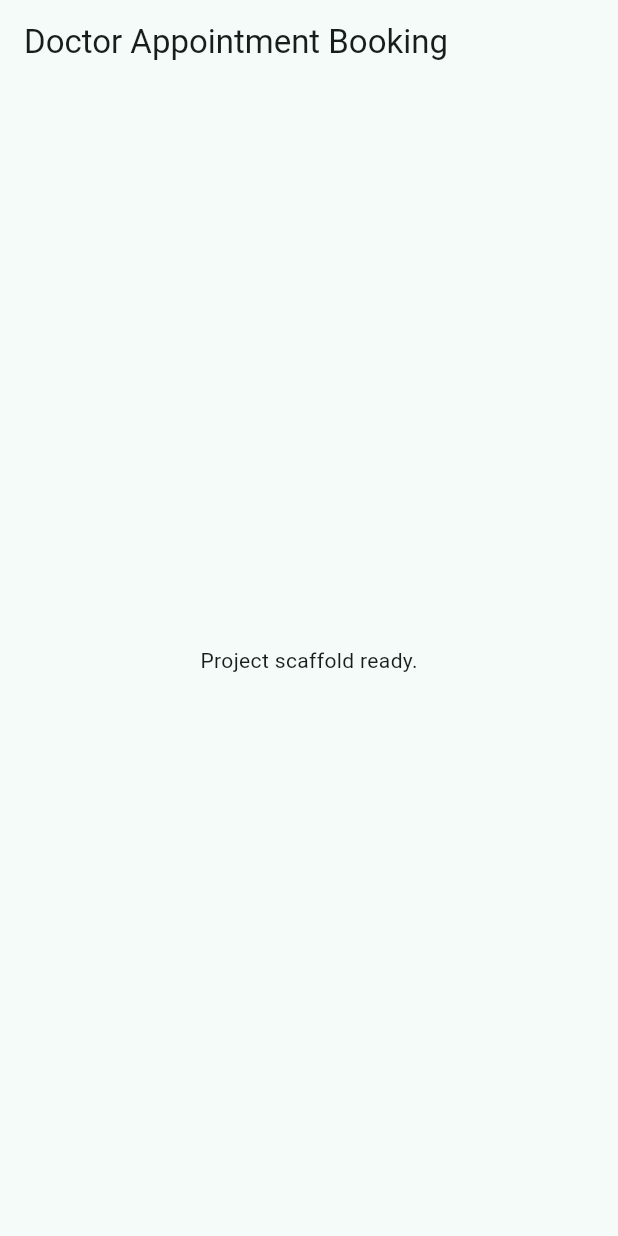
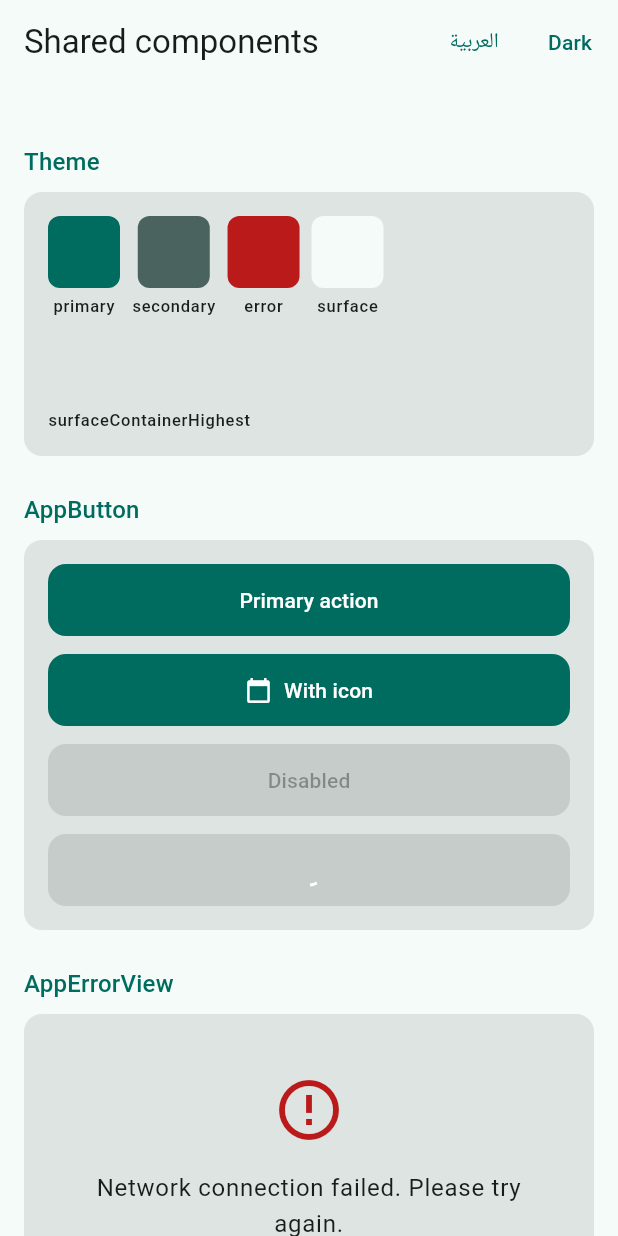
Before and after one commit to mostafasayed118/doctor_appointment_booking_app, a Flutter app: the screen it shows after launch, on a phone screen of 412 x 824 dp. Run offline on Flutter 3.47's test engine with Material 3 defaults, Android fonts, the phone set to English and light mode, and no system bars; our stand-ins replace cloud_firestore, equatable, firebase_auth, get_it; accounts and stored records are empty.

Commit message:
Add localization (EN + AR, RTL) with switchable locale and dev component gallery
Task 6: gen-l10n pipeline (l10n.yaml + ARB catalogs), LocaleService
ChangeNotifier driving MaterialApp's locale so Arabic renders RTL
automatically, localized AppErrorView retry label, and an app shell that
ships the component gallery as the dev home (hosting theme and language
toggles) until routing lands in Task 8.

Generated with Codebuff 🤖
Co-Authored-By: Codebuff <noreply@codebuff.com>

````diff
--- /dev/null
+++ b/lib/app.dart
@@ -0,0 +1,39 @@
+import 'package:flutter/material.dart';
+
+import 'dev/component_gallery.dart';
+import 'di/locator.dart';
+import 'l10n/app_localizations.dart';
+import 'shared/services/locale_service.dart';
+import 'shared/theme/app_theme.dart';
+
+/// Root widget of the app.
+///
+/// Owns the global chrome: theme (Task 5), localization (Task 6), and
+/// shortly the router (Task 8). It listens to [LocaleService] so switching
+/// the locale rebuilds `MaterialApp` with the new locale — Flutter then
+/// re-resolves localizations and Directionality (AR → RTL automatically).
+class DoctorAppointmentApp extends StatelessWidget {
+  const DoctorAppointmentApp({super.key});
+
+  @override
+  Widget build(BuildContext context) {
+    final localeService = sl<LocaleService>();
+    return ListenableBuilder(
+      listenable: localeService,
+      builder: (context, _) {
+        return MaterialApp(
+          onGenerateTitle: (context) => AppLocalizations.of(context).appTitle,
+          theme: AppTheme.light(),
+          darkTheme: AppTheme.dark(),
+          themeMode: ThemeMode.system,
+          locale: localeService.locale,
+          localizationsDelegates: AppLocalizations.localizationsDelegates,
+          supportedLocales: AppLocalizations.supportedLocales,
+          // Dev home until Task 8 wires the real router. The gallery also
+          // hosts the language toggle (Task 6 manual smoke).
+          home: const ComponentGallery(),
+        );
+      },
+    );
+  }
+}
--- /dev/null
+++ b/lib/dev/component_gallery.dart
@@ -0,0 +1,282 @@
+import 'package:flutter/material.dart';
+
+import '../core/error/app_error.dart';
+import '../di/locator.dart';
+import '../l10n/app_localizations.dart';
+import '../shared/components/app_button.dart';
+import '../shared/components/app_error_view.dart';
+import '../shared/components/app_text_field.dart';
+import '../shared/components/empty_state.dart';
+import '../shared/components/loading_view.dart';
+import '../shared/services/locale_service.dart';
+import '../shared/theme/app_theme.dart';
+
+/// Dev screen: renders every shared component in one place so the theme
+/// and components can be eyeballed (light + dark) — currently the app's
+/// home until routing lands in Task 8.
+///
+/// Deliberately does NOT wrap itself in its own MaterialApp: it must run
+/// inside the app shell so it inherits the shell's localization and
+/// Directionality. It overrides only the theme (via a nested [Theme]) so
+/// the dark/light toggle works locally.
+class ComponentGallery extends StatefulWidget {
+  const ComponentGallery({super.key});
+
+  @override
+  State<ComponentGallery> createState() => _ComponentGalleryState();
+}
+
+class _ComponentGalleryState extends State<ComponentGallery> {
+  var _dark = false;
+
+  @override
+  Widget build(BuildContext context) {
+    return Theme(
+      data: _dark ? AppTheme.dark() : AppTheme.light(),
+      child: Scaffold(
+        appBar: AppBar(
+          title: const Text('Shared components'),
+          actions: [
+            TextButton(
+              onPressed: sl<LocaleService>().toggle,
+              child: Text(AppLocalizations.of(context).switchLanguage),
+            ),
+            TextButton(
+              onPressed: () => setState(() => _dark = !_dark),
+              child: Text(_dark ? 'Light' : 'Dark'),
+            ),
+          ],
+        ),
+        body: ListView(
+          padding: const EdgeInsets.all(16),
+          children: const [
+            _SectionTitle('Theme'),
+            _ThemeCard(),
+            _SectionTitle('AppButton'),
+            _ButtonCard(),
+            _SectionTitle('AppErrorView'),
+            _ErrorCard(),
+            _SectionTitle('EmptyState'),
+            _EmptyCard(),
+            _SectionTitle('LoadingView'),
+            _LoadingCard(),
+            _SectionTitle('AppTextField'),
+            _TextFieldCard(),
+            SizedBox(height: 24),
+          ],
+        ),
+      ),
+    );
+  }
+}
+
+class _SectionTitle extends StatelessWidget {
+  const _SectionTitle(this.title);
+
+  final String title;
+
+  @override
+  Widget build(BuildContext context) {
+    return Padding(
+      padding: const EdgeInsets.only(top: 24, bottom: 8),
+      child: Text(
+        title,
+        style: Theme.of(context).textTheme.titleMedium?.copyWith(
+              color: Theme.of(context).colorScheme.primary,
+            ),
+      ),
+    );
+  }
+}
+
+/// One widget per component, each wrapped in its own Material so
+/// Theme.of(context) resolves against the app theme.
+class _Card extends StatelessWidget {
+  const _Card({required this.child});
+
+  final Widget child;
+
+  @override
+  Widget build(BuildContext context) {
+    return Material(
+      borderRadius: BorderRadius.circular(12),
+      color: Theme.of(context).colorScheme.surfaceContainerHighest,
+      child: Padding(padding: const EdgeInsets.all(16), child: child),
+    );
+  }
+}
+
+class _ThemeCard extends StatelessWidget {
+  const _ThemeCard();
+
+  @override
+  Widget build(BuildContext context) {
+    final scheme = Theme.of(context).colorScheme;
+    return _Card(
+      child: Wrap(
+        spacing: 8,
+        runSpacing: 8,
+        children: [
+          _Swatch(label: 'primary', color: scheme.primary),
+          _Swatch(label: 'secondary', color: scheme.secondary),
+          _Swatch(label: 'error', color: scheme.error),
+          _Swatch(label: 'surface', color: scheme.surface),
+          _Swatch(label: 'surfaceContainerHighest', color: scheme.surfaceContainerHighest),
+        ],
+      ),
+    );
+  }
+}
+
+class _Swatch extends StatelessWidget {
+  const _Swatch({required this.label, required this.color});
+
+  final String label;
+  final Color color;
+
+  @override
+  Widget build(BuildContext context) {
+    return Column(
+      mainAxisSize: MainAxisSize.min,
+      children: [
+        Container(
+          width: 48,
+          height: 48,
+          decoration: BoxDecoration(color: color, borderRadius: BorderRadius.circular(8)),
+        ),
+        const SizedBox(height: 4),
+        Text(label, style: Theme.of(context).textTheme.labelSmall),
+      ],
+    );
+  }
+}
+
+class _ButtonCard extends StatelessWidget {
+  const _ButtonCard();
+
+  @override
+  Widget build(BuildContext context) {
+    return _Card(
+      child: Column(
+        crossAxisAlignment: CrossAxisAlignment.stretch,
+        children: [
+          const AppButton(label: 'Primary action', onPressed: _noop),
+          const SizedBox(height: 12),
+          const AppButton(label: 'With icon', onPressed: _noop, icon: Icons.calendar_today),
+          const SizedBox(height: 12),
+          const AppButton(label: 'Disabled', onPressed: null),
+          const SizedBox(height: 12),
+          const AppButton(label: 'Submitting…', onPressed: _noop, loading: true),
+        ],
+      ),
+    );
+  }
+}
+
+class _ErrorCard extends StatelessWidget {
+  const _ErrorCard();
+
+  @override
+  Widget build(BuildContext context) {
+    return _Card(
+      child: Column(
+        children: [
+          AppErrorView(
+            onRetry: () => ScaffoldMessenger.of(context).showSnackBar(
+              const SnackBar(content: Text('Retry tapped')),
+            ),
+            error: const NetworkError(message: 'Network connection failed. Please try again.'),
+          ),
+          const Divider(height: 32),
+          const AppErrorView(error: NetworkError(message: 'Network connection failed.')),
+        ],
+      ),
+    );
+  }
+}
+
+class _EmptyCard extends StatelessWidget {
+  const _EmptyCard();
+
+  @override
+  Widget build(BuildContext context) {
+    return _Card(
+      child: Column(
+        children: const [
+          EmptyState(
+            icon: Icons.event_busy,
+            title: 'No appointments yet',
+            subtitle: 'Book your first visit to get started.',
+          ),
+          Divider(height: 32),
+          EmptyState(icon: Icons.search_off, title: 'No doctors match'),
+        ],
+      ),
+    );
+  }
+}
+
+class _LoadingCard extends StatelessWidget {
+  const _LoadingCard();
+
+  @override
+  Widget build(BuildContext context) {
+    return _Card(
+      child: Column(
+        children: const [
+          LoadingView(label: 'Loading doctors…'),
+          Divider(height: 32),
+          LoadingView(),
+        ],
+      ),
+    );
+  }
+}
+
+class _TextFieldCard extends StatefulWidget {
+  const _TextFieldCard();
+
+  @override
+  State<_TextFieldCard> createState() => _TextFieldCardState();
+}
+
+class _TextFieldCardState extends State<_TextFieldCard> {
+  final _email = TextEditingController(text: 'patient@example.com');
+  final _password = TextEditingController();
+  final _search = TextEditingController();
+
+  @override
+  void dispose() {
+    _email.dispose();
+    _password.dispose();
+    _search.dispose();
+    super.dispose();
+  }
+
+  @override
+  Widget build(BuildContext context) {
+    return _Card(
+      child: Column(
+        children: [
+          AppTextField(controller: _email, label: 'Email', hint: 'you@example.com'),
+          const SizedBox(height: 16),
+          AppTextField(
+            controller: _password,
+            label: 'Password',
+            obscureText: true,
+            errorText: 'Password must be at least 8 characters',
+          ),
+          const SizedBox(height: 16),
+          AppTextField(
+            controller: _search,
+            label: 'Search',
+            hint: 'Search by name or specialty',
+            onSubmitted: (_) {},
+          ),
+        ],
+      ),
+    );
+  }
+}
+
+void _noop() {}
--- a/lib/di/locator.dart
+++ b/lib/di/locator.dart
@@ -1,4 +1,6 @@
 import 'package:get_it/get_it.dart';
+
+import '../shared/services/locale_service.dart';
 
 /// Global service locator.
 ///
@@ -27,6 +29,7 @@ void setupLocator() {
   sl.registerLazySingleton<PlaceholderService>(
     () => const PlaceholderService(),
   );
+  sl.registerLazySingleton<LocaleService>(() => LocaleService());
 }
 
 /// Tears down the container. Used by tests so registrations don't leak
--- /dev/null
+++ b/lib/l10n/app_localizations.dart
@@ -0,0 +1,152 @@
+import 'dart:async';
+
+import 'package:flutter/foundation.dart';
+import 'package:flutter/widgets.dart';
+import 'package:flutter_localizations/flutter_localizations.dart';
+import 'package:intl/intl.dart' as intl;
+
+import 'app_localizations_ar.dart';
+import 'app_localizations_en.dart';
+
+// ignore_for_file: type=lint
+
+/// Callers can lookup localized strings with an instance of AppLocalizations
+/// returned by `AppLocalizations.of(context)`.
+///
+/// Applications need to include `AppLocalizations.delegate()` in their app's
+/// `localizationDelegates` list, and the locales they support in the app's
+/// `supportedLocales` list. For example:
+///
+/// ```dart
+/// import 'l10n/app_localizations.dart';
+///
+/// return MaterialApp(
+///   localizationsDelegates: AppLocalizations.localizationsDelegates,
+///   supportedLocales: AppLocalizations.supportedLocales,
+///   home: MyApplicationHome(),
+/// );
+/// ```
+///
+/// ## Update pubspec.yaml
+///
+/// Please make sure to update your pubspec.yaml to include the following
+/// packages:
+///
+/// ```yaml
+/// dependencies:
+///   # Internationalization support.
+///   flutter_localizations:
+///     sdk: flutter
+///   intl: any # Use the pinned version from flutter_localizations
+///
+///   # Rest of dependencies
+/// ```
+///
+/// ## iOS Applications
+///
+/// iOS applications define key application metadata, including supported
+/// locales, in an Info.plist file that is built into the application bundle.
+/// To configure the locales supported by your app, you’ll need to edit this
+/// file.
+///
+/// First, open your project’s ios/Runner.xcworkspace Xcode workspace file.
+/// Then, in the Project Navigator, open the Info.plist file under the Runner
+/// project’s Runner folder.
+///
+/// Next, select the Information Property List item, select Add Item from the
+/// Editor menu, then select Localizations from the pop-up menu.
+///
+/// Select and expand the newly-created Localizations item then, for each
+/// locale your application supports, add a new item and select the locale
+/// you wish to add from the pop-up menu in the Value field. This list should
+/// be consistent with the languages listed in the AppLocalizations.supportedLocales
+/// property.
+abstract class AppLocalizations {
+  AppLocalizations(String locale)
+    : localeName = intl.Intl.canonicalizedLocale(locale.toString());
+
+  final String localeName;
+
+  static AppLocalizations of(BuildContext context) {
+    return Localizations.of<AppLocalizations>(context, AppLocalizations)!;
+  }
+
+  static const LocalizationsDelegate<AppLocalizations> delegate =
+      _AppLocalizationsDelegate();
+
+  /// A list of this localizations delegate along with the default localizations
+  /// delegates.
+  ///
+  /// Returns a list of localizations delegates containing this delegate along with
+  /// GlobalMaterialLocalizations.delegate, GlobalCupertinoLocalizations.delegate,
+  /// and GlobalWidgetsLocalizations.delegate.
+  ///
+  /// Additional delegates can be added by appending to this list in
+  /// MaterialApp. This list does not have to be used at all if a custom list
+  /// of delegates is preferred or required.
+  static const List<LocalizationsDelegate<dynamic>> localizationsDelegates =
+      <LocalizationsDelegate<dynamic>>[
+        delegate,
+        GlobalMaterialLocalizations.delegate,
+        GlobalCupertinoLocalizations.delegate,
+        GlobalWidgetsLocalizations.delegate,
+      ];
+
+  /// A list of this localizations delegate's supported locales.
+  static const List<Locale> supportedLocales = <Locale>[
+    Locale('ar'),
+    Locale('en'),
+  ];
+
+  /// App name shown in the app bar and window title
+  ///
+  /// In en, this message translates to:
+  /// **'Doctor Appointment Booking'**
+  String get appTitle;
+
+  /// Label of the retry button shown in error views
+  ///
+  /// In en, this message translates to:
+  /// **'Retry'**
+  String get retry;
+
+  /// Label of the language toggle button. Deliberately shows the TARGET language's name in its own script, so the value differs per locale (EN shows Arabic, AR shows English)
+  ///
+  /// In en, this message translates to:
+  /// **'العربية'**
+  String get switchLanguage;
+}
+
+class _AppLocalizationsDelegate
+    extends LocalizationsDelegate<AppLocalizations> {
+  const _AppLocalizationsDelegate();
+
+  @override
+  Future<AppLocalizations> load(Locale locale) {
+    return SynchronousFuture<AppLocalizations>(lookupAppLocalizations(locale));
+  }
+
+  @override
+  bool isSupported(Locale locale) =>
+      <String>['ar', 'en'].contains(locale.languageCode);
+
+  @override
+  bool shouldReload(_AppLocalizationsDelegate old) => false;
+}
+
+AppLocalizations lookupAppLocalizations(Locale locale) {
+  // Lookup logic when only language code is specified.
+  switch (locale.languageCode) {
+    case 'ar':
+      return AppLocalizationsAr();
+    case 'en':
+      return AppLocalizationsEn();
+  }
+
+  throw FlutterError(
+    'AppLocalizations.delegate failed to load unsupported locale "$locale". This is likely '
+    'an issue with the localizations generation tool. Please file an issue '
+    'on GitHub with a reproducible sample app and the gen-l10n configuration '
+    'that was used.',
+  );
+}
--- a/lib/main.dart
+++ b/lib/main.dart
@@ -1,7 +1,7 @@
 import 'package:flutter/material.dart';
 
+import 'app.dart';
 import 'di/locator.dart';
-import 'shared/theme/app_theme.dart';
 
 void main() {
   // Wire up the service locator before the widget tree is built, so any
@@ -9,41 +9,3 @@ void main() {
   setupLocator();
   runApp(const DoctorAppointmentApp());
 }
-
-/// Temporary root widget for the project scaffold.
-///
-/// Uses the shared [AppTheme] (Task 5). Replaced in Task 6 (localization)
-/// and Task 8 (routing) with the real app shell: MaterialApp.router and
-/// locale delegates.
-class DoctorAppointmentApp extends StatelessWidget {
-  const DoctorAppointmentApp({super.key});
-
-  @override
-  Widget build(BuildContext context) {
-    return MaterialApp(
-      title: 'Doctor Appointment Booking',
-      theme: AppTheme.light(),
-      darkTheme: AppTheme.dark(),
-      themeMode: ThemeMode.system,
-      home: const PlaceholderHomePage(),
-    );
-  }
-}
-
-/// Minimal placeholder screen so the app builds and runs.
-///
-/// Replaced by the real feature pages (doctors list, auth, etc.) in later
-/// tasks. Kept stateless and trivial on purpose — no business logic here.
-class PlaceholderHomePage extends StatelessWidget {
-  const PlaceholderHomePage({super.key});
-
-  @override
-  Widget build(BuildContext context) {
-    return Scaffold(
-      appBar: AppBar(title: const Text('Doctor Appointment Booking')),
-      body: const Center(
-        child: Text('Project scaffold ready.'),
-      ),
-    );
-  }
-}
--- a/lib/shared/components/app_error_view.dart
+++ b/lib/shared/components/app_error_view.dart
@@ -1,6 +1,7 @@
 import 'package:flutter/material.dart';
 
 import '../../core/error/app_error.dart';
+import '../../l10n/app_localizations.dart';
 
 /// Full-area error state shown by every screen's Error state.
 ///
@@ -46,7 +47,7 @@ class AppErrorView extends StatelessWidget {
               FilledButton.icon(
                 onPressed: onRetry,
                 icon: const Icon(Icons.refresh),
-                label: const Text('Retry'),
+                label: Text(AppLocalizations.of(context).retry),
               ),
             ],
           ],
--- /dev/null
+++ b/lib/shared/services/locale_service.dart
@@ -0,0 +1,46 @@
+import 'package:flutter/widgets.dart';
+
+import '../../l10n/app_localizations.dart';
+
+/// Holds the app's current [Locale] and notifies listeners on change.
+///
+/// Deliberately a [ChangeNotifier], not a Cubit: this is app-wide
+/// cross-cutting config (like theme mode), not per-screen state. The app
+/// shell listens via `ListenableBuilder` and rebuilds `MaterialApp` with the
+/// new locale, which makes Flutter re-resolve localizations AND
+/// Directionality (`ar` is RTL automatically — no layout code needed).
+///
+/// Locale choice is intentionally NOT persisted (no shared_preferences in
+/// the stack). Default is English so widget tests are deterministic.
+class LocaleService extends ChangeNotifier {
+  LocaleService({Locale? initialLocale})
+      : _locale = initialLocale ?? const Locale('en');
+
+  Locale _locale;
+
+  /// The currently active locale.
+  Locale get locale => _locale;
+
+  /// Source of truth for which locales exist — derived from the ARB
+  /// catalogs via the generated [AppLocalizations.supportedLocales], so
+  /// adding a locale in l10n/ automatically enables it here.
+  static bool isSupported(Locale locale) =>
+      AppLocalizations.supportedLocales.any(
+        (supported) => supported.languageCode == locale.languageCode,
+      );
+
+  /// Switches the locale. Unsupported locales are silently rejected so a
+  /// bad input can never leave the app in an untranslated state.
+  void setLocale(Locale locale) {
+    if (!isSupported(locale) || locale == _locale) return;
+    _locale = locale;
+    notifyListeners();
+  }
+
+  /// Convenience switch between the two supported locales.
+  void toggle() {
+    setLocale(
+      _locale.languageCode == 'en' ? const Locale('ar') : const Locale('en'),
+    );
+  }
+}
--- a/pubspec.yaml
+++ b/pubspec.yaml
@@ -66,6 +66,9 @@ dev_dependencies:
 
 # The following section is specific to Flutter packages.
 flutter:
+  # Generate type-safe AppLocalizations classes from lib/l10n/*.arb on
+  # `flutter pub get` / `flutter gen-l10n`. See l10n.yaml for the wiring.
+  generate: true
 
   # The following line ensures that the Material Icons font is
   # included with your application, so that you can use the icons in
````
Also changed, not shown: l10n.yaml (added, +14 -0 lines), lib/l10n/app_ar.arb (added, +9 -0 lines), lib/l10n/app_en.arb (added, +18 -0 lines), lib/l10n/app_localizations_ar.dart (added, +19 -0 lines), lib/l10n/app_localizations_en.dart (added, +19 -0 lines), 4 other files.
